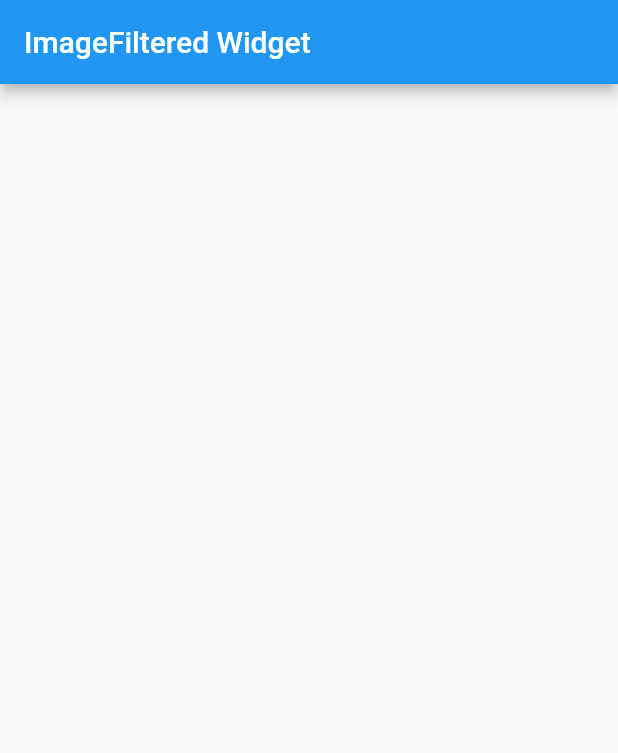
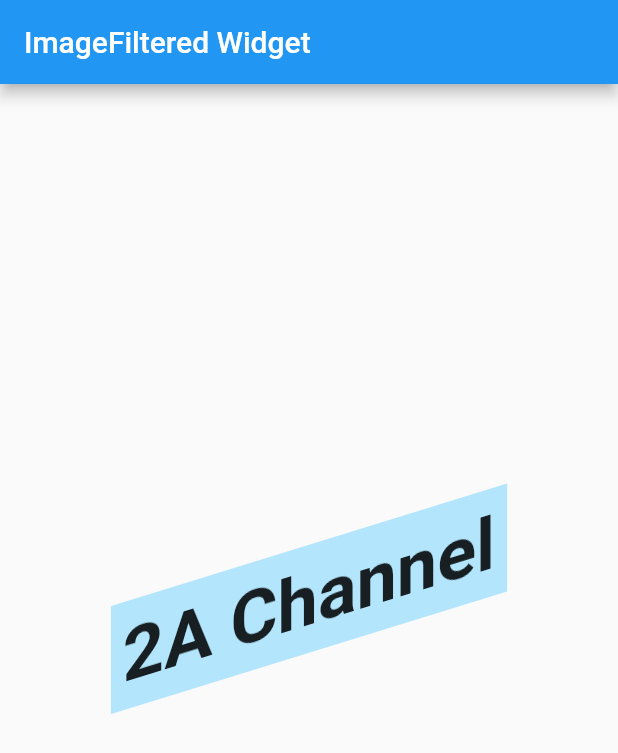
Before and after one commit to 7amdyDev/WidgetOfTheWeek, a Flutter app: the screen it shows after launch, on a phone screen of 412 x 824 dp. Shown: the top 753 px of the screen. Run offline on Flutter 3.47's test engine with Material 2 defaults, Android fonts, the phone set to English and light mode, and no system bars.

Commit message:
19-1-2021

```diff
--- a/lib/main.dart
+++ b/lib/main.dart
@@ -1,4 +1,5 @@
 import 'package:flutter/material.dart';
+import 'package:widget_of_the_week/model/image_filtered.dart';
 
 main(List<String> args) {
   runApp(MyApp());
@@ -13,7 +14,9 @@ class MyApp extends StatelessWidget {
         appBar: AppBar(
           title: Text('ImageFiltered Widget'),
         ),
-        body: Center(),
+        body: Center(
+          child: imageFiltered(),
+        ),
       ),
     );
   }
--- /dev/null
+++ b/lib/model/image_filtered.dart
@@ -0,0 +1,23 @@
+import 'dart:ui';
+import 'package:flutter/material.dart';
+
+Widget imageFiltered() {
+  return ImageFiltered(
+    imageFilter: ImageFilter.matrix(
+      Matrix4.skewY(-0.3).storage,
+    ),
+    child: Container(
+      color: Colors.lightBlue[100],
+      child: Padding(
+        padding: const EdgeInsets.all(8.0),
+        child: Text(
+          '2A Channel',
+          style: TextStyle(
+            fontSize: 48,
+            fontWeight: FontWeight.bold,
+          ),
+        ),
+      ),
+    ),
+  );
+}
```
